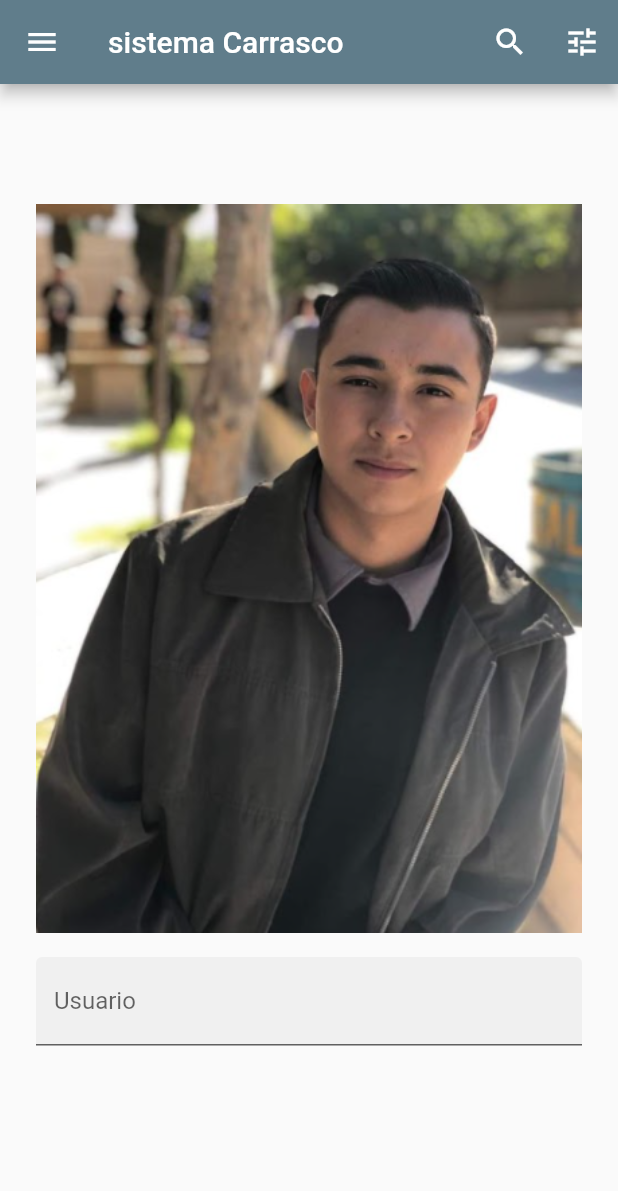
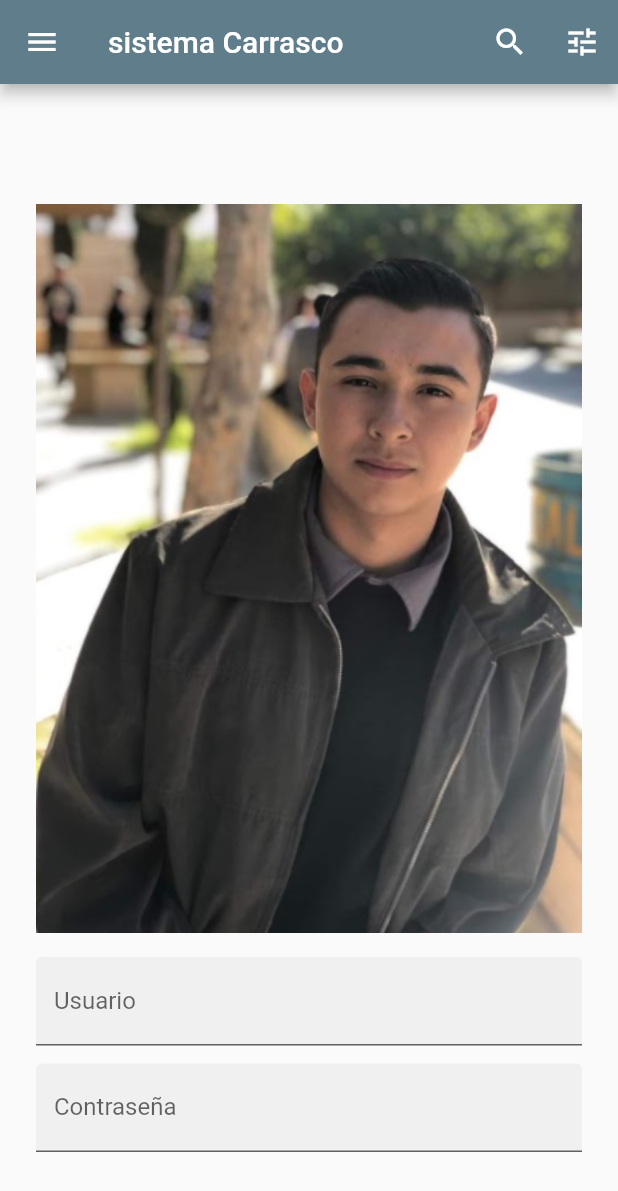
Before and after one commit to carrasco2301/loginsencillo, a Flutter app: the screen it shows after launch, on a phone screen of 412 x 824 dp. Shown: the top 1191 px of the screen. Run offline on Flutter 3.47's test engine with Material 2 defaults, Android fonts, the phone set to English and light mode, and no system bars.

```diff
--- a/lib/main.dart
+++ b/lib/main.dart
@@ -93,6 +93,14 @@ class _IngresoSistemaState extends State<IngresoSistema> {
                       labelText: 'Usuario',
                     ),
                   ),
+                  SizedBox(height: 12.0),
+                  TextField(
+                    decoration: InputDecoration(
+                      filled: true,
+                      labelText: 'Contraseña',
+                    ),
+                    obscureText: true,
+                  ),
                 ], //fin del widget []
               ) //fin columna
             //if verdadero
```
Also changed, not shown: 1 other file.
